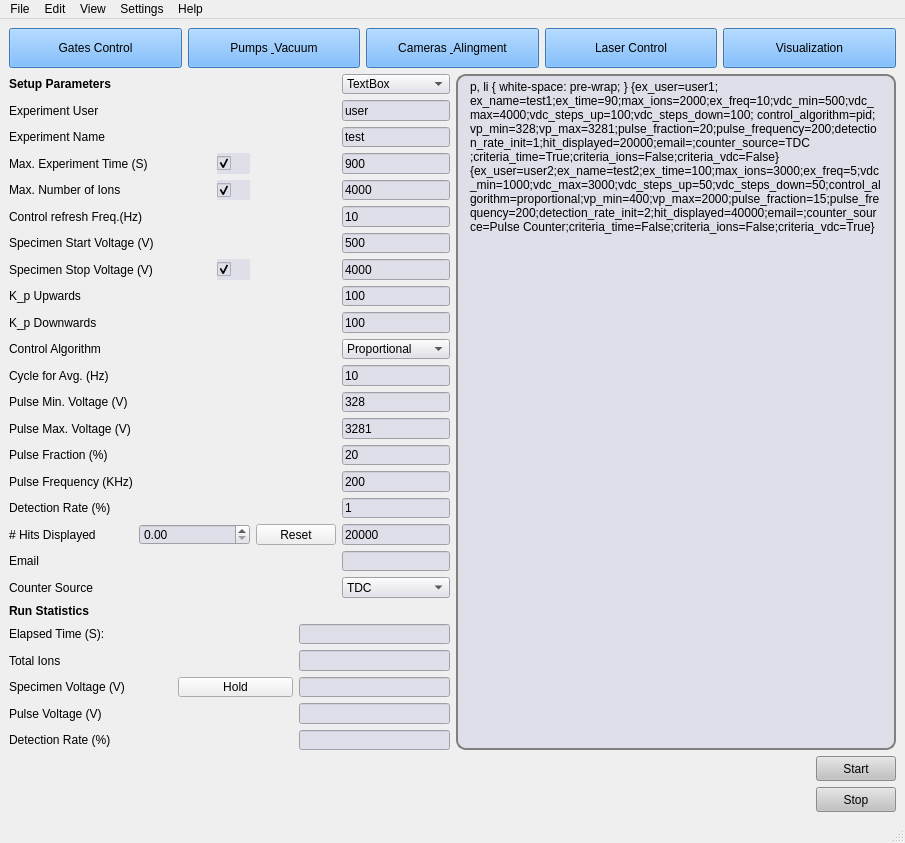
Old version of the form pyccapt/files/PyQt6_UI/gui_main.ui in the repository mmonajem/pyoxcart.
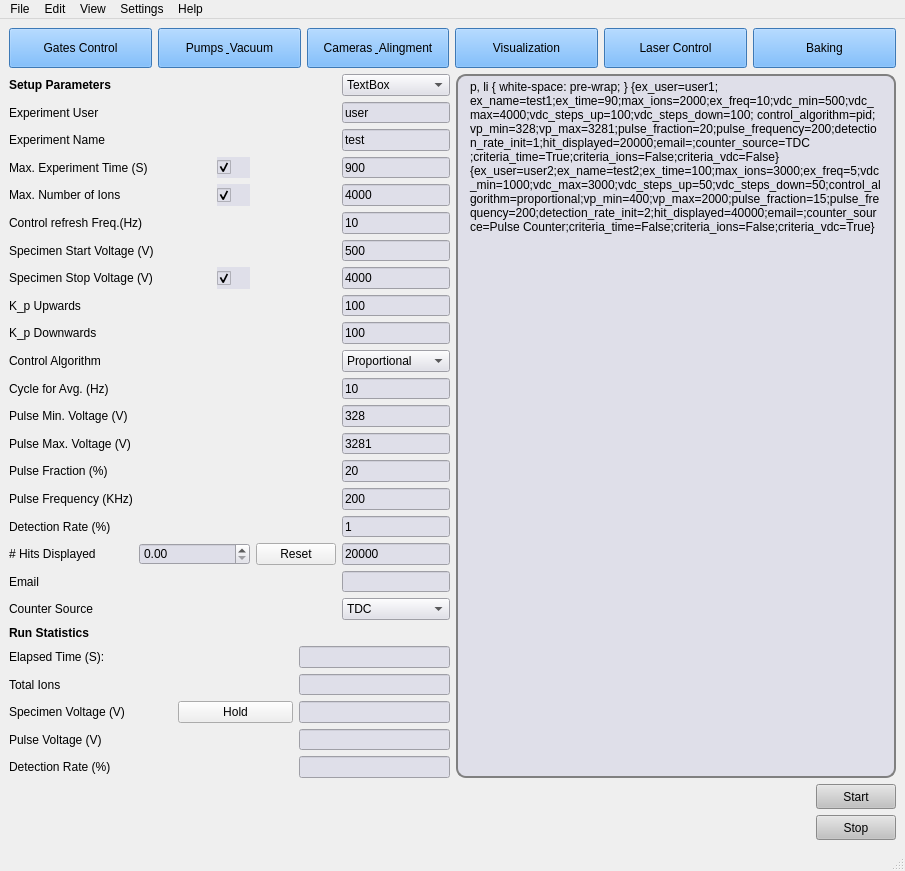
New version of the form.

What changed in the file:
```diff
--- a/pyccapt/files/PyQt6_UI/gui_main.ui
+++ b/pyccapt/files/PyQt6_UI/gui_main.ui
@@ -7,7 +7,7 @@
                 <x>0</x>
                 <y>0</y>
                 <width>905</width>
-                <height>843</height>
+                <height>871</height>
             </rect>
         </property>
         <property name="windowTitle">
@@ -76,31 +76,6 @@
                                         </property>
                                     </widget>
                                 </item>
-                                <item>
-                                    <widget class="QPushButton" name="laser_control">
-                                        <property name="minimumSize">
-                                            <size>
-                                                <width>0</width>
-                                                <height>40</height>
-                                            </size>
-                                        </property>
-                                        <property name="sizeIncrement">
-                                            <size>
-                                                <width>0</width>
-                                                <height>0</height>
-                                            </size>
-                                        </property>
-                                        <property name="styleSheet">
-                                            <string notr="true">QPushButton{
-                                                background: rgb(85, 170, 255)
-                                                }
-                                            </string>
-                                        </property>
-                                        <property name="text">
-                                            <string>Laser Control</string>
-                                        </property>
-                                    </widget>
-                                </item>
                                 <item>
                                     <widget class="QPushButton" name="Visualization">
                                         <property name="minimumSize">
@@ -126,6 +101,56 @@
                                         </property>
                                     </widget>
                                 </item>
+                                <item>
+                                    <widget class="QPushButton" name="laser_control">
+                                        <property name="minimumSize">
+                                            <size>
+                                                <width>0</width>
+                                                <height>40</height>
+                                            </size>
+                                        </property>
+                                        <property name="sizeIncrement">
+                                            <size>
+                                                <width>0</width>
+                                                <height>0</height>
+                                            </size>
+                                        </property>
+                                        <property name="styleSheet">
+                                            <string notr="true">QPushButton{
+                                                background: rgb(85, 170, 255)
+                                                }
+                                            </string>
+                                        </property>
+                                        <property name="text">
+                                            <string>Laser Control</string>
+                                        </property>
+                                    </widget>
+                                </item>
+                                <item>
+                                    <widget class="QPushButton" name="baking">
+                                        <property name="minimumSize">
+                                            <size>
+                                                <width>0</width>
+                                                <height>40</height>
+                                            </size>
+                                        </property>
+                                        <property name="sizeIncrement">
+                                            <size>
+                                                <width>0</width>
+                                                <height>0</height>
+                                            </size>
+                                        </property>
+                                        <property name="styleSheet">
+                                            <string notr="true">QPushButton{
+                                                background: rgb(85, 170, 255)
+                                                }
+                                            </string>
+                                        </property>
+                                        <property name="text">
+                                            <string>Baking</string>
+                                        </property>
+                                    </widget>
+                                </item>
                             </layout>
                         </item>
                         <item row="1" column="0">
```
Left out of the diff: 7 changed lines with no effect on the pictures.
